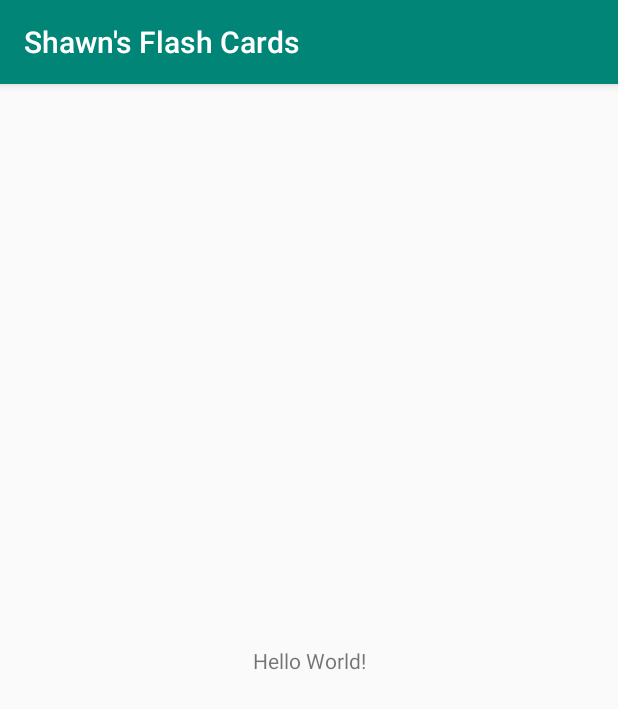
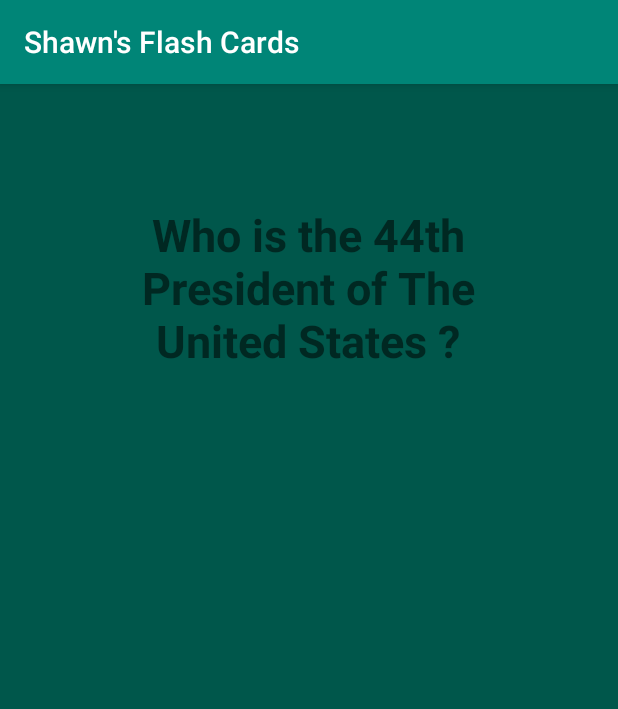
Before and after one commit to shawnmam/FlashCard-App, an Android app: the screen it shows after launch (FlashCards), on a phone screen of 412 x 824 dp. Shown: the top 709 px of the screen. Run offline under Robolectric (Android 15) with nearby library versions, the phone set to English and light mode, and no system bars.

Commit message:
the question and answer change visiblity

```diff
--- a/app/src/main/java/com/flashcards/shawnsflashcards/FlashCards.java
+++ b/app/src/main/java/com/flashcards/shawnsflashcards/FlashCards.java
@@ -1,7 +1,8 @@
 package com.flashcards.shawnsflashcards;
 
+import android.os.Bundle;
 import android.support.v7.app.AppCompatActivity;
-import android.os.Bundle;
+import android.view.View;
 
 public class FlashCards extends AppCompatActivity {
 
@@ -9,5 +10,28 @@ public class FlashCards extends AppCompatActivity {
     protected void onCreate(Bundle savedInstanceState) {
         super.onCreate(savedInstanceState);
         setContentView(R.layout.activity_flash_cards);
+
+
+        // Makes the answer invisible in the beginning
+        findViewById(R.id.flash_card_answer).setVisibility(View.INVISIBLE);
+
+
+        findViewById(R.id.flash_card_question).setOnClickListener(new View.OnClickListener() {
+            @Override
+            public void onClick(View v) {
+
+                //Makes the question invisible and then makes the answer visible
+                findViewById(R.id.flash_card_question).setVisibility(View.INVISIBLE);
+                findViewById(R.id.flash_card_answer).setVisibility(View.VISIBLE);
+
+            }
+        });
+
+
+
+
+
     }
+
+
 }
--- a/app/src/main/res/layout/activity_flash_cards.xml
+++ b/app/src/main/res/layout/activity_flash_cards.xml
@@ -1,18 +1,46 @@
 <?xml version="1.0" encoding="utf-8"?>
-<android.support.constraint.ConstraintLayout xmlns:android="http://schemas.android.com/apk/res/android"
+<RelativeLayout
+    xmlns:android="http://schemas.android.com/apk/res/android"
+    xmlns:tools="http://schemas.android.com/tools"
     xmlns:app="http://schemas.android.com/apk/res-auto"
-    xmlns:tools="http://schemas.android.com/tools"
     android:layout_width="match_parent"
     android:layout_height="match_parent"
+    android:background="@color/colorPrimaryDark"
     tools:context=".FlashCards">
 
     <TextView
-        android:layout_width="wrap_content"
-        android:layout_height="wrap_content"
-        android:text="Hello World!"
+        android:id="@+id/flash_card_question"
+        android:layout_width="295dp"
+        android:layout_height="200dp"
+        android:layout_alignParentTop="true"
+        android:layout_centerHorizontal="true"
+        android:layout_marginTop="36dp"
+        android:gravity="center"
+        android:text="Who is the 44th President of The United States ?"
+        android:textSize="30sp"
+        android:textStyle="bold"
         app:layout_constraintBottom_toBottomOf="parent"
         app:layout_constraintLeft_toLeftOf="parent"
         app:layout_constraintRight_toRightOf="parent"
         app:layout_constraintTop_toTopOf="parent" />
 
-</android.support.constraint.ConstraintLayout>
+
+    <TextView
+        android:id="@+id/flash_card_answer"
+        android:layout_width="wrap_content"
+        android:layout_height="wrap_content"
+        android:layout_alignParentTop="true"
+        android:layout_centerHorizontal="true"
+        android:layout_marginTop="307dp"
+        android:autoSizeTextType="uniform"
+        android:text="Barack Obama"
+        android:textSize="30sp"
+        android:textStyle="bold"
+        app:layout_constraintBottom_toBottomOf="parent"
+        app:layout_constraintHorizontal_bias="0.503"
+        app:layout_constraintLeft_toLeftOf="parent"
+        app:layout_constraintRight_toRightOf="parent"
+        app:layout_constraintTop_toTopOf="parent"
+        app:layout_constraintVertical_bias="0.389" />
+
+</RelativeLayout>
--- a/app/src/main/res/values/colors.xml
+++ b/app/src/main/res/values/colors.xml
@@ -3,4 +3,5 @@
     <color name="colorPrimary">#008577</color>
     <color name="colorPrimaryDark">#00574B</color>
     <color name="colorAccent">#D81B60</color>
+
 </resources>
```
